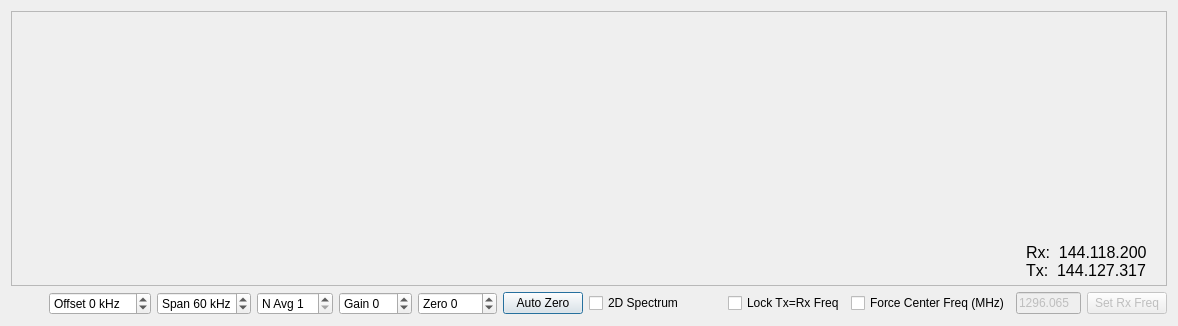
First picture: the form in map65/widegraph.ui, repository saitohirga/WSJT-X, before the edit.
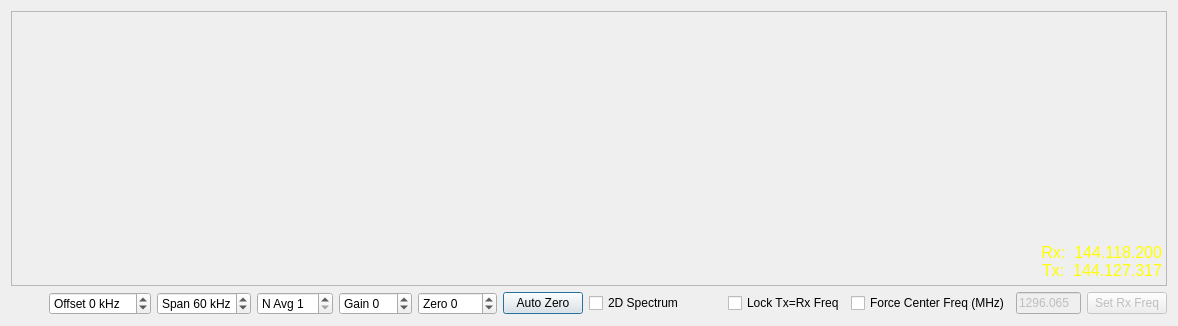
Second picture: the form after the edit. Custom widgets are drawn as their Qt base class.

Commit message: Fix rx/tx frequency overlay punctuation and make label background transparent

The edit to the form file:
```diff
--- a/map65/widegraph.ui
+++ b/map65/widegraph.ui
@@ -15,8 +15,6 @@
   </property>
   <layout class="QVBoxLayout" name="verticalLayout_2">
    <item>
-    <layout class="QVBoxLayout" name="verticalLayout">
-     <item>
       <widget class="CPlotter" name="widePlot">
        <property name="enabled">
         <bool>true</bool>
@@ -45,9 +43,9 @@
        <widget class="QLabel" name="labFreq">
         <property name="geometry">
          <rect>
-          <x>1015</x>
+        <x>940</x>
           <y>230</y>
-          <width>131</width>
+        <width>211</width>
           <height>41</height>
          </rect>
         </property>
@@ -56,13 +54,24 @@
           <pointsize>12</pointsize>
          </font>
         </property>
+      <property name="styleSheet">
+       <string notr="true">QLabel {
+	background-color: rgba(0, 0, 0, 0);
+	color: yellow;
+}</string>
+      </property>
         <property name="text">
          <string>Rx:  144.118.200
 Tx:  144.127.317</string>
         </property>
+      <property name="alignment">
+       <set>Qt::AlignRight|Qt::AlignTrailing|Qt::AlignVCenter</set>
+      </property>
        </widget>
       </widget>
      </item>
+   <item>
+    <layout class="QVBoxLayout" name="verticalLayout">
      <item>
       <layout class="QHBoxLayout" name="horizontalLayout_3">
        <item>
```
Lines whose indentation alone changed are shown as unchanged. The commit also changes 1 other file.
